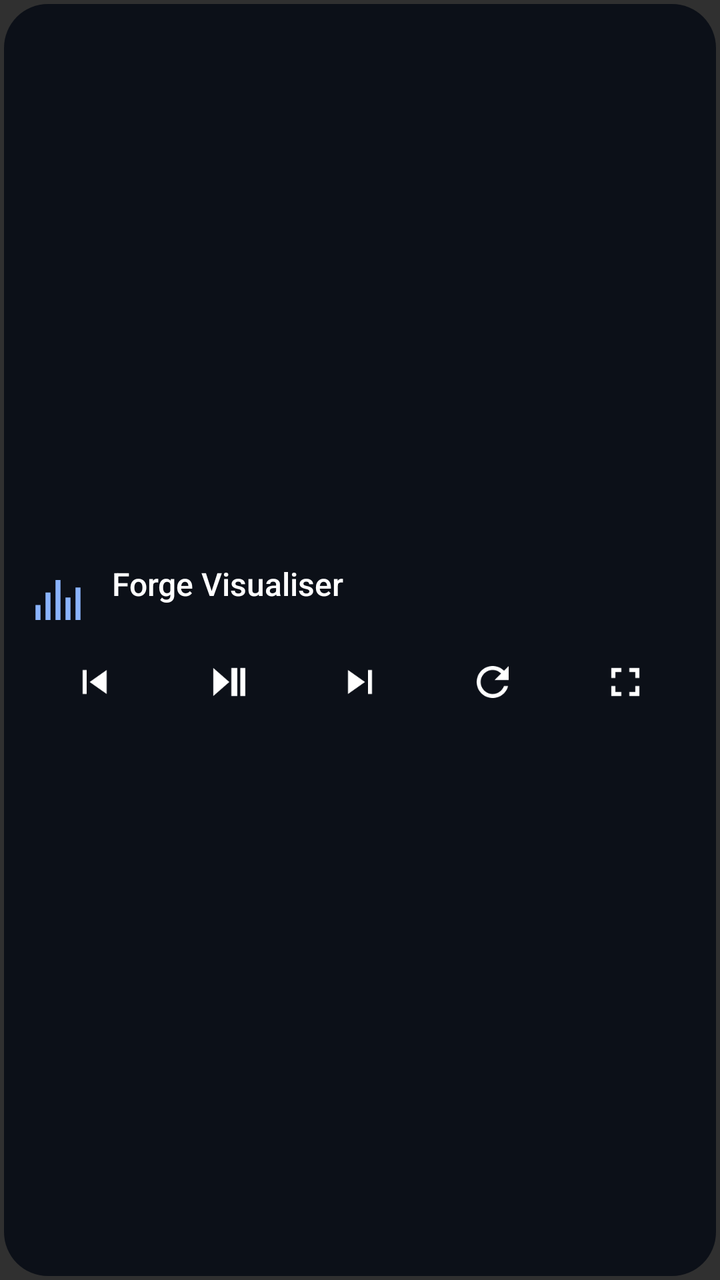
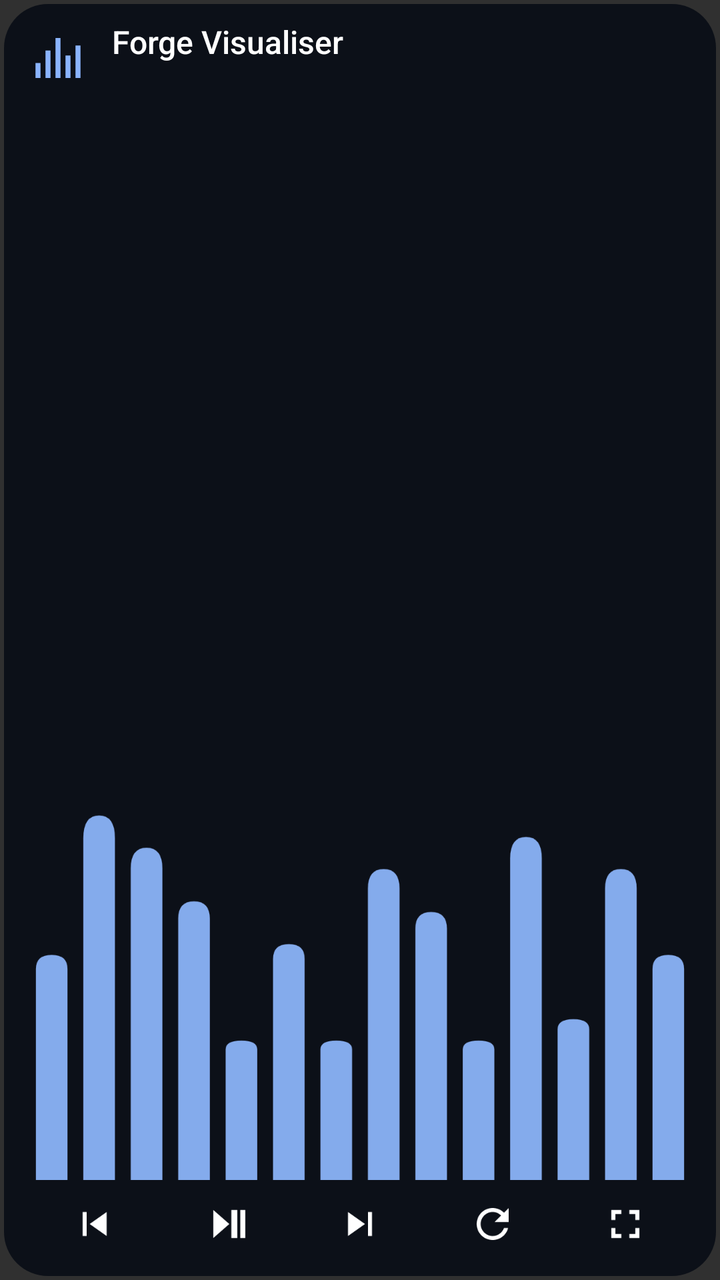

The first picture is an Android layout as it rendered before a commit; the second is the same layout after the commit. The layout source and the unified diff follow.
<!-- AndroidManifest.xml: application theme android:Theme.Material.NoActionBar.Fullscreen -->
<!-- res/layout/widget_visualiser.xml -->
<?xml version="1.0" encoding="utf-8"?>
<FrameLayout xmlns:android="http://schemas.android.com/apk/res/android"
    android:id="@+id/root" android:layout_width="match_parent" android:layout_height="match_parent"
    android:padding="2dp">
  <ImageView android:id="@+id/bg" android:layout_width="match_parent"
      android:layout_height="match_parent" android:src="@drawable/panel" android:scaleType="fitXY"
      android:tint="#e60b0f17" android:contentDescription="@null" />
  <LinearLayout android:layout_width="match_parent" android:layout_height="match_parent"
      android:orientation="vertical" android:gravity="center_vertical" android:paddingStart="12dp"
      android:paddingEnd="12dp" android:paddingTop="8dp" android:paddingBottom="6dp">
    <LinearLayout android:id="@+id/open" android:layout_width="match_parent"
        android:layout_height="wrap_content" android:orientation="horizontal"
        android:gravity="center_vertical">
      <ImageView android:layout_width="30dp" android:layout_height="30dp"
          android:src="@drawable/ic_bars" android:contentDescription="@null" />
      <LinearLayout android:layout_width="0dp" android:layout_height="wrap_content"
          android:layout_weight="1" android:orientation="vertical" android:layout_marginStart="12dp">
        <TextView android:id="@+id/name" android:layout_width="match_parent"
            android:layout_height="wrap_content" android:text="@string/viz_name" android:textSize="16sp"
            android:textColor="#ffffffff" android:singleLine="true" android:ellipsize="end"
            android:fontFamily="sans-serif-medium" />
        <TextView android:id="@+id/info" android:layout_width="match_parent"
            android:layout_height="wrap_content" android:textSize="12sp" android:textColor="#b3d6e8ff"
            android:singleLine="true" android:ellipsize="end" />
      </LinearLayout>
    </LinearLayout>
    <LinearLayout android:layout_width="match_parent" android:layout_height="40dp"
        android:layout_marginTop="2dp" android:orientation="horizontal" android:gravity="center">
      <ImageButton android:id="@+id/prev" android:layout_width="0dp" android:layout_height="40dp"
          android:layout_weight="1" android:src="@drawable/ic_prev" android:background="@null"
          android:contentDescription="Previous song" />
      <ImageButton android:id="@+id/play" android:layout_width="0dp" android:layout_height="40dp"
          android:layout_weight="1" android:src="@drawable/ic_play_pause" android:background="@null"
          android:contentDescription="Play or pause" />
      <ImageButton android:id="@+id/next" android:layout_width="0dp" android:layout_height="40dp"
          android:layout_weight="1" android:src="@drawable/ic_next" android:background="@null"
          android:contentDescription="Next song" />
      <ImageButton android:id="@+id/look" android:layout_width="0dp" android:layout_height="40dp"
          android:layout_weight="1" android:src="@drawable/ic_look" android:background="@null"
          android:contentDescription="Next look" />
      <ImageButton android:id="@+id/full" android:layout_width="0dp" android:layout_height="40dp"
          android:layout_weight="1" android:src="@drawable/ic_full" android:background="@null"
          android:contentDescription="Full screen" />
    </LinearLayout>
  </LinearLayout>
</FrameLayout>
<!-- resources referenced by this layout -->
<resources>
  <!-- drawable ic_bars (drawable) -->
  <?xml version="1.0" encoding="utf-8"?>
  <vector xmlns:android="http://schemas.android.com/apk/res/android"
      android:width="24dp" android:height="24dp" android:viewportWidth="24" android:viewportHeight="24">
    <path android:fillColor="#ff8ab4ff" android:pathData="M3,14h2v6H3zM7,9h2v11H7zM11,4h2v16h-2zM15,11h2v9h-2zM19,7h2v13h-2z" />
  </vector>
  <!-- drawable ic_full (drawable) -->
  <?xml version="1.0" encoding="utf-8"?>
  <vector xmlns:android="http://schemas.android.com/apk/res/android"
      android:width="24dp" android:height="24dp" android:viewportWidth="24" android:viewportHeight="24">
    <path android:fillColor="#ffffffff" android:pathData="M7,14H5v5h5v-2H7v-3zM5,10h2V7h3V5H5v5zM17,17h-3v2h5v-5h-2v3zM14,5v2h3v3h2V5h-5z" />
  </vector>
  <!-- drawable ic_look (drawable) -->
  <?xml version="1.0" encoding="utf-8"?>
  <vector xmlns:android="http://schemas.android.com/apk/res/android"
      android:width="24dp" android:height="24dp" android:viewportWidth="24" android:viewportHeight="24">
    <path android:fillColor="#ffffffff" android:pathData="M17.65,6.35C16.2,4.9 14.21,4 12,4c-4.42,0 -7.99,3.58 -7.99,8s3.57,8 7.99,8c3.73,0 6.84,-2.55 7.73,-6h-2.08c-0.82,2.33 -3.04,4 -5.65,4 -3.31,0 -6,-2.69 -6,-6s2.69,-6 6,-6c1.66,0 3.14,0.69 4.22,1.78L13,11h7V4l-2.35,2.35z" />
  </vector>
  <!-- drawable ic_next (drawable) -->
  <?xml version="1.0" encoding="utf-8"?>
  <vector xmlns:android="http://schemas.android.com/apk/res/android"
      android:width="24dp" android:height="24dp" android:viewportWidth="24" android:viewportHeight="24">
    <path android:fillColor="#ffffffff" android:pathData="M6,18l8.5,-6L6,6v12zM16,6v12h2V6h-2z" />
  </vector>
  <!-- drawable ic_play_pause (drawable) -->
  <?xml version="1.0" encoding="utf-8"?>
  <vector xmlns:android="http://schemas.android.com/apk/res/android"
      android:width="24dp" android:height="24dp" android:viewportWidth="24" android:viewportHeight="24">
    <path android:fillColor="#ffffffff" android:pathData="M5,5v14l8,-7zM14,5h3v14h-3zM18.5,5h2.5v14h-2.5z" />
  </vector>
  <!-- drawable ic_prev (drawable) -->
  <?xml version="1.0" encoding="utf-8"?>
  <vector xmlns:android="http://schemas.android.com/apk/res/android"
      android:width="24dp" android:height="24dp" android:viewportWidth="24" android:viewportHeight="24">
    <path android:fillColor="#ffffffff" android:pathData="M6,6h2v12H6zM9.5,12l8.5,6V6z" />
  </vector>
  <!-- drawable panel (drawable) -->
  <?xml version="1.0" encoding="utf-8"?>
  <shape xmlns:android="http://schemas.android.com/apk/res/android" android:shape="rectangle">
    <solid android:color="#ff121826" />
    <corners android:radius="22dp" />
  </shape>
  <string name="viz_name">Forge Visualiser</string>
</resources>

<!-- the commit's change to res/layout/widget_visualiser.xml (unified diff, before → after) -->
@@ -24,6 +24,14 @@
             android:singleLine="true" android:ellipsize="end" />
       </LinearLayout>
     </LinearLayout>
+    
+    <ProgressBar android:id="@+id/bars" android:layout_width="match_parent"
+        android:layout_height="0dp" android:layout_weight="1" android:layout_marginTop="6dp"
+        android:indeterminate="true" android:indeterminateOnly="false"
+        android:progressDrawable="@null" android:indeterminateDrawable="@drawable/viz_bars"
+        android:indeterminateTint="#ff8fb8ff" android:indeterminateTintMode="src_in"
+        android:minWidth="0dp" android:minHeight="18dp" android:maxWidth="4000dp"
+        android:maxHeight="4000dp" android:importantForAccessibility="no" />
     <LinearLayout android:layout_width="match_parent" android:layout_height="40dp"
         android:layout_marginTop="2dp" android:orientation="horizontal" android:gravity="center">
       <ImageButton android:id="@+id/prev" android:layout_width="0dp" android:layout_height="40dp"
<!-- resource entries referenced after the edit -->
@@ -42,6 +42,7 @@
     <solid android:color="#ff121826" />
     <corners android:radius="22dp" />
   </shape>
+  <!-- drawable viz_bars: vector/xml drawable (drawable, 8401 chars, omitted) -->
   <string name="viz_name">Forge Visualiser</string>
 </resources>
 
